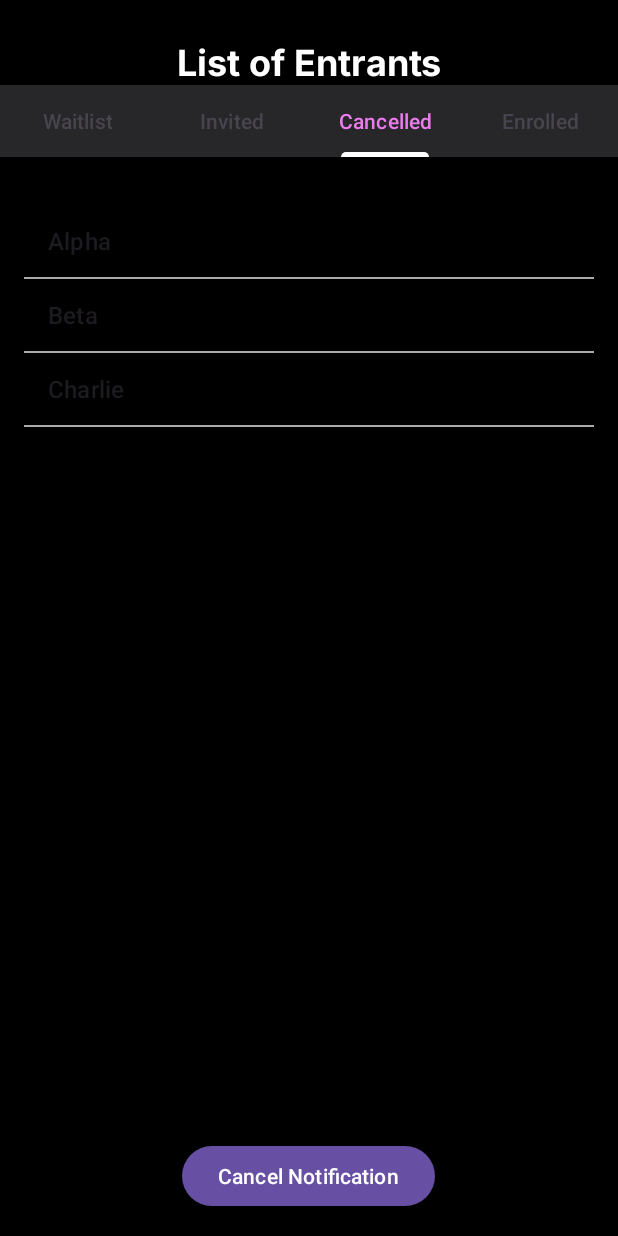
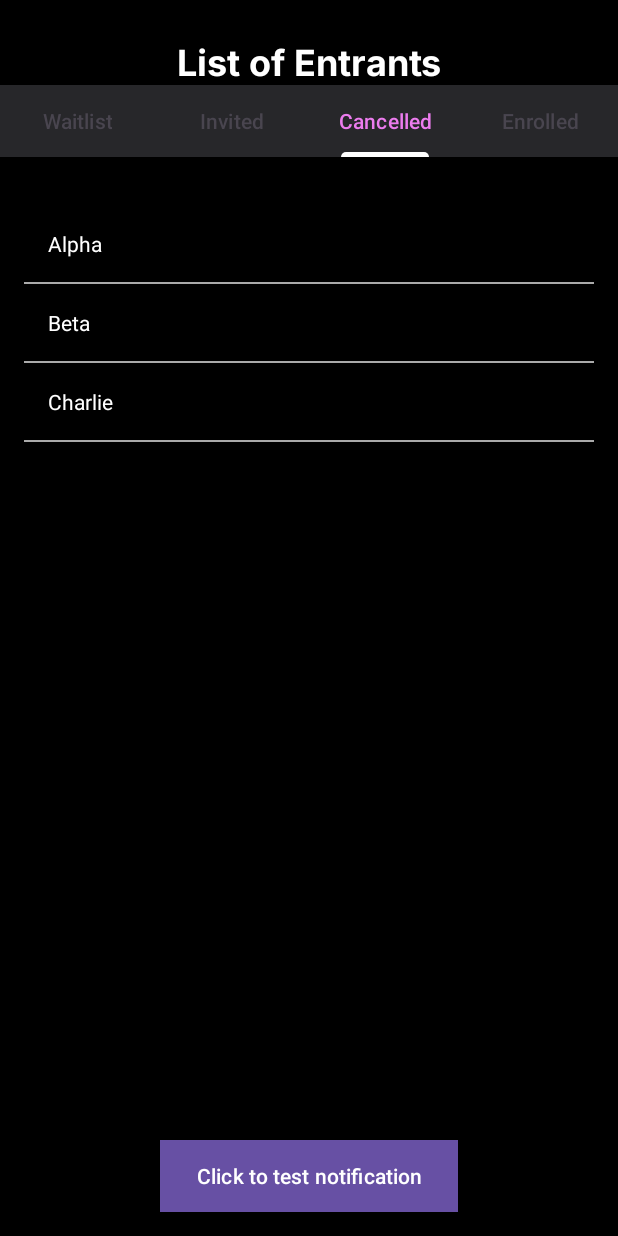
Before and after one commit to CMPUT301F24slacks/Slacks-LottoEvent, an Android app: the screen it shows after launch (Organizer_MainActivity), tab 3 chosen, on a phone screen of 412 x 824 dp. Run offline under Robolectric (Android 15) with nearby library versions, the phone set to English and light mode, and no system bars; our stand-ins replace navigation-ui.

Commit message:
Adding custom adapter and the notification functionality

```diff
--- /dev/null
+++ b/app/src/main/java/com/example/slacks_lottoevent/EntrantListsArrayAdapter.java
@@ -0,0 +1,35 @@
+package com.example.slacks_lottoevent;
+
+import android.content.Context;
+import android.view.LayoutInflater;
+import android.view.View;
+import android.view.ViewGroup;
+import android.widget.ArrayAdapter;
+import android.widget.TextView;
+
+import java.util.List;
+
+public class EntrantListsArrayAdapter extends ArrayAdapter<String> {
+
+    public EntrantListsArrayAdapter(Context context, List<String> items) {
+        super(context, 0, items);
+    }
+
+    @Override
+    public View getView(int position, View convertView, ViewGroup parent) {
+        // Check if an existing view is being reused, otherwise inflate the view
+        if (convertView == null) {
+            convertView = LayoutInflater.from(getContext()).inflate(R.layout.list_item, parent, false);
+        }
+
+        // Get the data item for this position
+        String item = getItem(position);
+
+        // Lookup view for data population
+        TextView textView = convertView.findViewById(R.id.text_view_item); // Use your custom ID here
+        textView.setText(item);
+
+        // Return the completed view to render on screen
+        return convertView;
+    }
+}
--- a/app/src/main/java/com/example/slacks_lottoevent/OrganizerCancelledFragment.java
+++ b/app/src/main/java/com/example/slacks_lottoevent/OrganizerCancelledFragment.java
@@ -84,7 +84,7 @@ public class OrganizerCancelledFragment extends Fragment {
         dummyEntrants.add("Charlie");
 
         // Adapter to populate ListView
-        ArrayAdapter<String> adapter = new ArrayAdapter<>(getContext(), android.R.layout.simple_list_item_1, dummyEntrants);
+        EntrantListsArrayAdapter adapter = new EntrantListsArrayAdapter(getContext(), dummyEntrants);
         listViewEntrantsCancelled.setAdapter(adapter);
 
         // The button will be replaced by the list modification functionality
@@ -95,6 +95,8 @@ public class OrganizerCancelledFragment extends Fragment {
         return view;
     }
 
+    // TODO: If an entrantName cancelled their selection/enrollment:
+    //Note: Will have to enable app notifications for slacks-lotto from the settings in the emulator
     private void showCancellationNotification(String entrantName) {
         NotificationManager notificationManager = (NotificationManager) getContext().getSystemService(Context.NOTIFICATION_SERVICE);
         String channelId = "cancellation_channel";
@@ -108,9 +110,12 @@ public class OrganizerCancelledFragment extends Fragment {
         Notification notification = new NotificationCompat.Builder(getContext(), channelId)
                 .setContentTitle("Entrant Cancellation")
                 .setContentText(entrantName + " has cancelled their entry.")
-                .setSmallIcon(android.R.drawable.btn_star_big_on)
+                .setSmallIcon(android.R.drawable.ic_popup_reminder)
                 .build();
 
         notificationManager.notify(1, notification);
     }
+
+    // TODO: another button for re-selection from organizer part
+
 }
--- a/app/src/main/java/com/example/slacks_lottoevent/OrganizerEnrolledFragment.java
+++ b/app/src/main/java/com/example/slacks_lottoevent/OrganizerEnrolledFragment.java
@@ -77,7 +77,7 @@ public class OrganizerEnrolledFragment extends Fragment {
         dummyEntrants.add("Hector");
 
         // Adapter to populate ListView
-        ArrayAdapter<String> adapter = new ArrayAdapter<>(getContext(), android.R.layout.simple_list_item_1, dummyEntrants);
+        EntrantListsArrayAdapter adapter = new EntrantListsArrayAdapter(getContext(), dummyEntrants);
         listViewEntrantsEnrolled.setAdapter(adapter);
 
         return view;
--- a/app/src/main/java/com/example/slacks_lottoevent/OrganizerInvitedFragment.java
+++ b/app/src/main/java/com/example/slacks_lottoevent/OrganizerInvitedFragment.java
@@ -76,7 +76,7 @@ public class OrganizerInvitedFragment extends Fragment {
         dummyEntrants.add("November");
 
         // Adapter to populate ListView
-        ArrayAdapter<String> adapter = new ArrayAdapter<>(getContext(), android.R.layout.simple_list_item_1, dummyEntrants);
+        EntrantListsArrayAdapter adapter = new EntrantListsArrayAdapter(getContext(), dummyEntrants);
         listViewEntrantsInvited.setAdapter(adapter);
 
         return view;
--- a/app/src/main/java/com/example/slacks_lottoevent/OrganizerWaitlistFragment.java
+++ b/app/src/main/java/com/example/slacks_lottoevent/OrganizerWaitlistFragment.java
@@ -76,8 +76,8 @@ public class OrganizerWaitlistFragment extends Fragment {
         dummyEntrants.add("Delta");
         dummyEntrants.add("Echo");
 
-        // Adapter to populate ListView
-        ArrayAdapter<String> adapter = new ArrayAdapter<>(getContext(), android.R.layout.simple_list_item_1, dummyEntrants);
+        // Adapter to populate ListView with custom layout
+        EntrantListsArrayAdapter adapter = new EntrantListsArrayAdapter(getContext(), dummyEntrants);
         listViewEntrantsWaitlisted.setAdapter(adapter);
 
         return view;
--- a/app/src/main/res/layout/fragment_organizer_cancelled.xml
+++ b/app/src/main/res/layout/fragment_organizer_cancelled.xml
@@ -17,7 +17,8 @@
         android:id="@+id/buttonCancelNotification"
         android:layout_width="wrap_content"
         android:layout_height="wrap_content"
-        android:text="Cancel Notification"
         android:layout_gravity="center_horizontal|bottom"
-        android:layout_margin="16dp"/>
+        android:layout_margin="16dp"
+        android:background="#EC7CEE"
+        android:text="Click to test notification" />
 </FrameLayout>
--- /dev/null
+++ b/app/src/main/res/layout/list_item.xml
@@ -0,0 +1,13 @@
+<?xml version="1.0" encoding="utf-8"?>
+<LinearLayout xmlns:android="http://schemas.android.com/apk/res/android"
+    android:layout_width="match_parent"
+    android:layout_height="wrap_content"
+    android:orientation="vertical">
+
+    <TextView
+        android:id="@+id/text_view_item"
+        android:layout_width="match_parent"
+        android:layout_height="wrap_content"
+        android:textColor="@android:color/white"
+        android:padding="16dp" />
+</LinearLayout>
```
